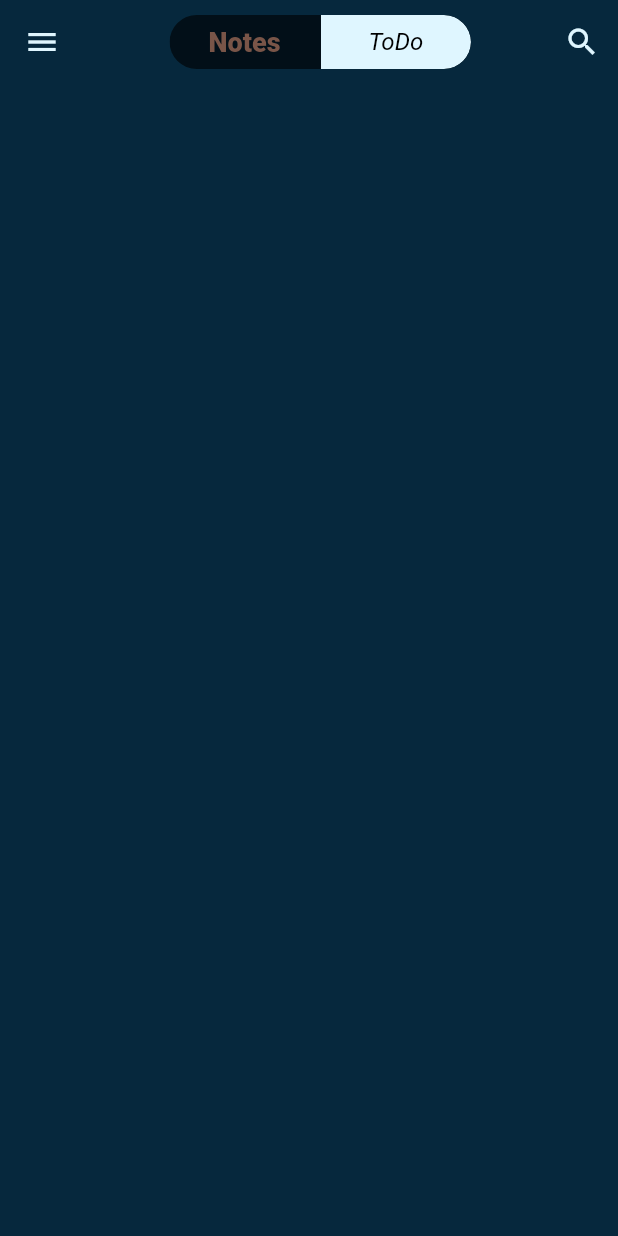
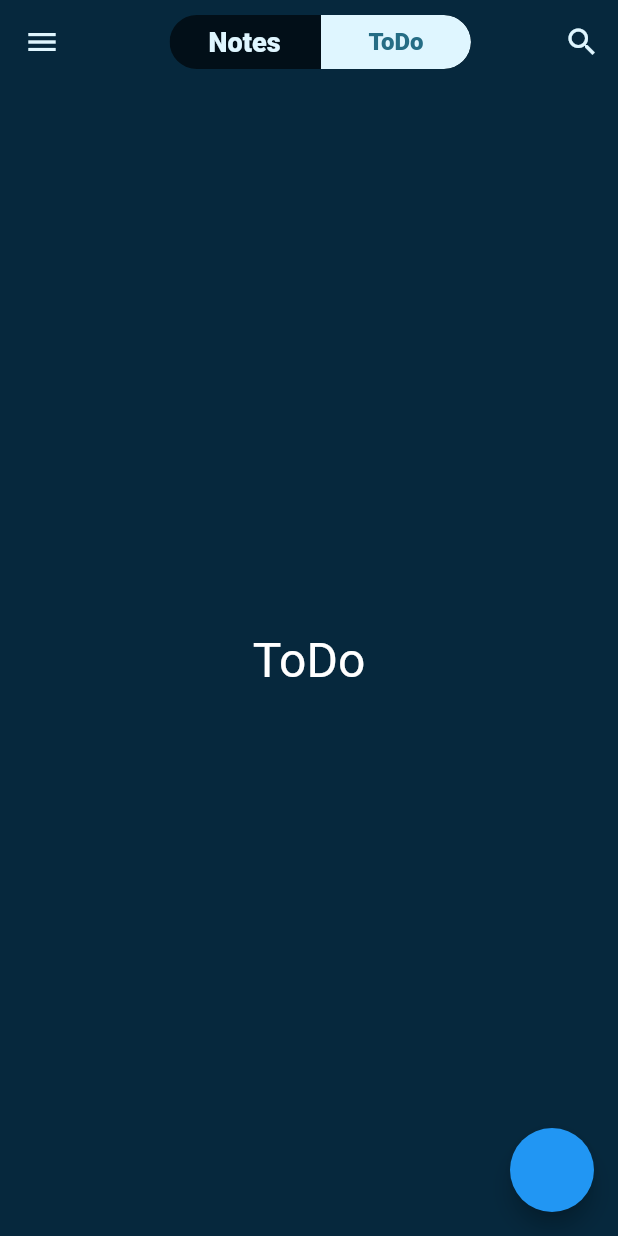
Before and after one commit to MasterNikPro/notetodoapp, a Flutter app: the screen it shows after launch, after a tap on "ToDo", on a phone screen of 412 x 824 dp. Run offline on Flutter 3.47's test engine with Material 2 defaults, Android fonts, the phone set to English and light mode, and no system bars; drawn by our look-alikes of toggle_switch; our stand-ins replace hive, hive_flutter; accounts and stored records are empty.

Commit message:
provider models for notes and todo pages

```diff
--- a/lib/main.dart
+++ b/lib/main.dart
@@ -1,17 +1,28 @@
 import 'package:flutter/material.dart';
 import 'package:hive/hive.dart';
+import 'package:notetodoapp/hive/hive_note_class.dart';
+import 'package:notetodoapp/hive/hive_todo_class.dart';
 import 'package:notetodoapp/screens/main_screeen.dart';
 import 'package:notetodoapp/screens/provider/main_screen_model.dart';
+import 'package:notetodoapp/screens/provider/note_screen_model.dart';
+import 'package:notetodoapp/screens/provider/todo_screen_model.dart';
 import 'package:provider/provider.dart';
 import 'package:hive_flutter/hive_flutter.dart';
 
-void main() async{
+void main() async {
   await Hive.initFlutter();
+  Hive.registerAdapter(TodoAdapter());
+  Hive.registerAdapter(NoteAdapter());
+
   runApp(
     MultiProvider(
-      providers: [ChangeNotifierProvider(
-        create: (_) => MainScreenModel(),
-      )],
+      providers: [
+        ChangeNotifierProvider(
+          create: (_) => MainScreenModel(),
+        ),
+        ChangeNotifierProvider(create: (_)=>NoteScreenModel()),
+        ChangeNotifierProvider(create: (_)=>TodoScreenModel()),
+      ],
       child: const AppMain(),
     ),
   );
--- a/lib/screens/appbars/main_screen_appbar.dart
+++ b/lib/screens/appbars/main_screen_appbar.dart
@@ -1,8 +1,10 @@
+import 'package:provider/provider.dart';
 import 'package:flutter/material.dart';
 import 'package:notetodoapp/assets/colors.dart';
+import 'package:notetodoapp/screens/provider/main_screen_model.dart';
 import 'package:toggle_switch/toggle_switch.dart';
 
-AppBar mainScreenAppBar() {
+AppBar mainScreenAppBar(BuildContext context) {
   return AppBar(
     backgroundColor: darkBlue,
     elevation: 0,
@@ -14,7 +16,7 @@ AppBar mainScreenAppBar() {
         )),
     actions: [
       Container(
-        padding: const EdgeInsets.only(top:10,bottom: 10,right: 50),
+        padding: const EdgeInsets.only(top: 10, bottom: 10, right: 50),
         child: ToggleSwitch(
           minWidth: 100,
           cornerRadius: 25,
@@ -22,16 +24,20 @@ AppBar mainScreenAppBar() {
             [darkMarine],
             [lightMarine]
           ],
-          // customTextStyles: [],
-          //customHeights: [25,25],
+          onToggle: (index)  {
+           // print("posted" + index.toString());
+            context.read<MainScreenModel>().changeType(index!);
+          },
           initialLabelIndex: 0,
           totalSwitches: 2,
           labels: const ['Notes', 'ToDo'],
-          customTextStyles: const [
+          customTextStyles: [
             TextStyle(
-                color: Colors.brown, fontSize: 18.0, fontWeight: FontWeight.w900),
+                color: lightMarine,
+                fontSize: 18.0,
+                fontWeight: FontWeight.w800),
             TextStyle(
-                color: Colors.black, fontSize: 16.0, fontStyle: FontStyle.italic)
+                color: darkMarine, fontSize: 16.0, fontWeight: FontWeight.w800)
           ],
         ),
       ),
--- a/lib/screens/main_screeen.dart
+++ b/lib/screens/main_screeen.dart
@@ -1,29 +1,61 @@
 import 'package:flutter/material.dart';
 import 'package:notetodoapp/assets/colors.dart';
 import 'package:notetodoapp/screens/appbars/main_screen_appbar.dart';
+import 'package:notetodoapp/screens/provider/main_screen_model.dart';
+import 'package:notetodoapp/screens/provider/note_screen_model.dart';
+import 'package:notetodoapp/screens/provider/todo_screen_model.dart';
+import 'package:provider/provider.dart';
 
 class MainScreen extends StatefulWidget {
   const MainScreen({Key? key}) : super(key: key);
 
   @override
   State<MainScreen> createState() => _MainScreenState();
-
 }
 
 class _MainScreenState extends State<MainScreen> {
   @override
-  void initState() {
-
-    super.initState();
-  }
-  @override
   Widget build(BuildContext context) {
     return Scaffold(
-      appBar: mainScreenAppBar(),
-      body: Container(
-        color: darkBlue,
-
-      ),
-    );
+        appBar: mainScreenAppBar(context),
+        body: Consumer<MainScreenModel>(
+          builder: (context, position, child) {
+            //print("posted"+position.toString());
+            if (position.position == 0) {
+              return Consumer<NoteScreenModel>(
+                builder: (context, notemodel, child) {
+                  return Container(
+                    color: darkBlue,
+                    child: Container(
+                      alignment: Alignment.center,
+                      child: const Text(
+                        "Note",
+                        style: TextStyle(color: Colors.white, fontSize: 32),
+                      ),
+                    ),
+                  );
+                },
+              );
+            } else {
+              return Consumer<TodoScreenModel>(
+                builder: (context, todomodel, child) {
+                  return Container(
+                    color: darkBlue,
+                    child: Container(
+                      alignment: Alignment.center,
+                      child: const Text(
+                        "ToDo",
+                        style: TextStyle(color: Colors.white, fontSize: 32),
+                      ),
+                    ),
+                  );
+                },
+              );
+            }
+          },
+        ),
+        floatingActionButton: FloatingActionButton(
+          onPressed: () {},
+        ));
   }
 }
--- a/lib/screens/provider/main_screen_model.dart
+++ b/lib/screens/provider/main_screen_model.dart
@@ -1,8 +1,9 @@
 import 'package:flutter/material.dart';
-
-class MainScreenModel with ChangeNotifier{
-  void add(){
-  }
-  void delete(){
+class MainScreenModel with ChangeNotifier {
+  int _position = 0;
+  int get position => _position;
+  void changeType(int index) {
+    _position = index;
+    notifyListeners();
   }
 }
--- /dev/null
+++ b/lib/screens/provider/note_screen_model.dart
@@ -0,0 +1,13 @@
+import 'package:flutter/material.dart';
+
+class NoteScreenModel with ChangeNotifier {
+  void add() {
+    notifyListeners();
+  }
+
+  void delete() {
+    notifyListeners();
+  }
+
+  void change() {}
+}
--- /dev/null
+++ b/lib/screens/provider/todo_screen_model.dart
@@ -0,0 +1,13 @@
+import 'package:flutter/material.dart';
+
+class TodoScreenModel with ChangeNotifier {
+  void add() {
+    notifyListeners();
+  }
+
+  void delete() {
+    notifyListeners();
+  }
+
+  void change() {}
+}
--- a/pubspec.yaml
+++ b/pubspec.yaml
@@ -30,7 +30,7 @@ dependencies:
   flutter:
     sdk: flutter
   toggle_switch: ^2.0.1
-  provider: ^3.0.0
+  provider: ^5.0.0-nullsafety.1
   hive: ^2.2.3
   hive_flutter: ^1.1.0
   path_provider: ^2.0.11
```
Also changed, not shown: pubspec.lock.
